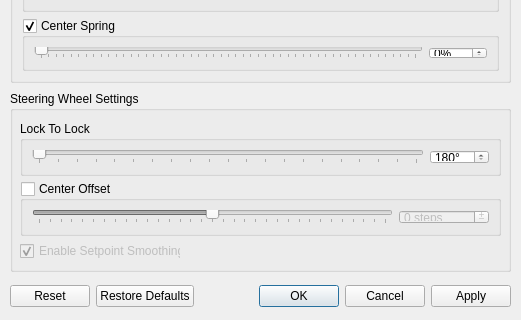
Old version of the form OpenSimwheelCommander/Dialogs/WheelSettingsDialog.ui in the repository OpenSimwheel/OpenSimwheelCommander; both pictures show x 0 to 521 and y 139 to 459 of the 521 by 459 pixel window.
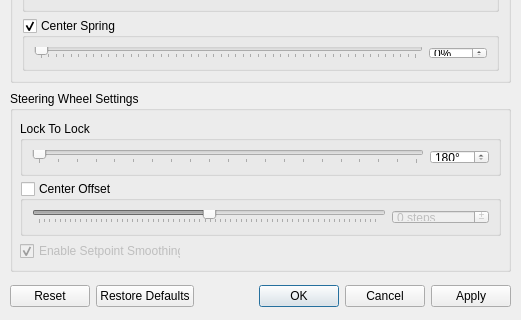
New version of the form.

```diff
--- a/OpenSimwheelCommander/Dialogs/WheelSettingsDialog.ui
+++ b/OpenSimwheelCommander/Dialogs/WheelSettingsDialog.ui
@@ -320,10 +320,10 @@
      <item row="0" column="1">
       <widget class="QSlider" name="wheel_center_offset_slider">
        <property name="minimum">
-        <number>-8000</number>
+        <number>-16384</number>
        </property>
        <property name="maximum">
-        <number>8000</number>
+        <number>16384</number>
        </property>
        <property name="singleStep">
         <number>1</number>
@@ -363,10 +363,10 @@
         <string notr="true"> steps</string>
        </property>
        <property name="minimum">
-        <number>-8000</number>
+        <number>-16384</number>
        </property>
        <property name="maximum">
-        <number>8000</number>
+        <number>16384</number>
        </property>
        <property name="singleStep">
         <number>100</number>
```
